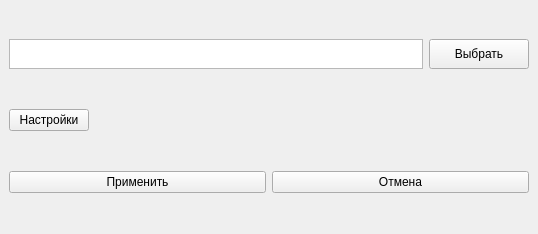
USATU-Project/DesktopHelper, file ui/settings.ui: the form before one commit.
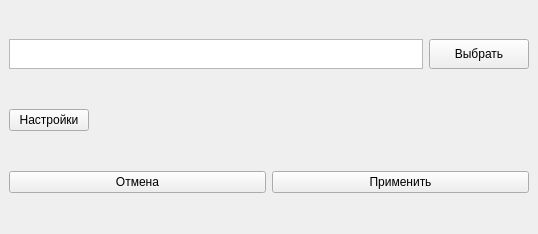
The form after the commit.

Commit message: add change accept place

```diff
--- a/ui/settings.ui
+++ b/ui/settings.ui
@@ -87,26 +87,26 @@
       <item>
        <layout class="QHBoxLayout" name="horizontalLayout_2">
         <item>
-         <widget class="QPushButton" name="accept_button">
+         <widget class="QPushButton" name="cancel_button">
           <property name="font">
            <font>
             <family>Helvetica</family>
            </font>
           </property>
           <property name="text">
-           <string>Применить</string>
+           <string>Отмена</string>
           </property>
          </widget>
         </item>
         <item>
-         <widget class="QPushButton" name="cancel_button">
+         <widget class="QPushButton" name="accept_button">
           <property name="font">
            <font>
             <family>Helvetica</family>
            </font>
           </property>
           <property name="text">
-           <string>Отмена</string>
+           <string>Применить</string>
           </property>
          </widget>
         </item>
```
